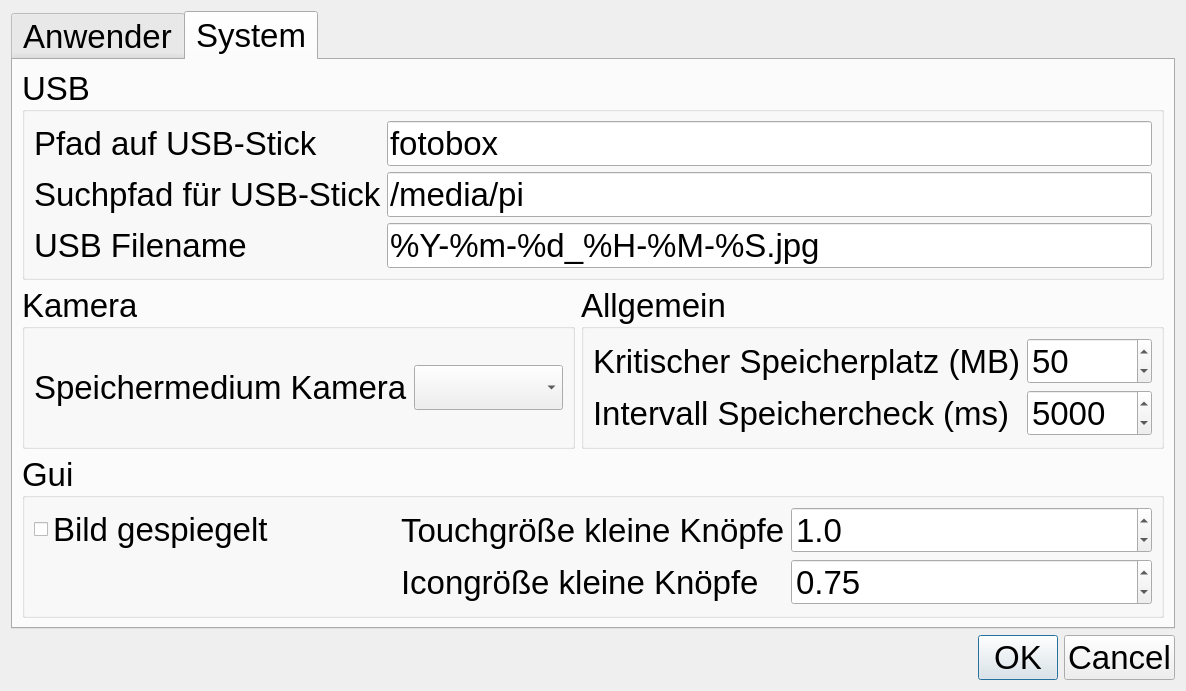
cybrix-dev/fotobox, file config_gui.ui: the form before one commit.
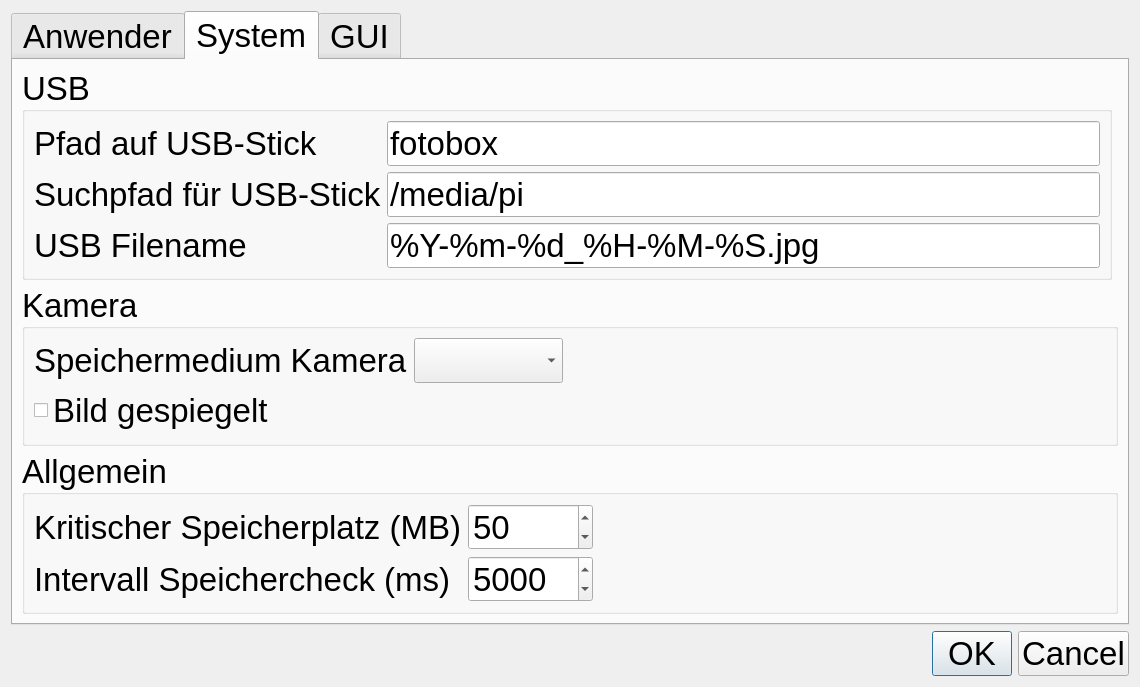
The form after the commit. The open tabs and pages were chosen to show the change.

Commit message: added loading from/writing to GUI

```diff
--- a/config_gui.ui
+++ b/config_gui.ui
@@ -6,7 +6,7 @@
    <rect>
     <x>0</x>
     <y>0</y>
-    <width>1134</width>
+    <width>1140</width>
     <height>682</height>
    </rect>
   </property>
@@ -172,7 +172,63 @@
        <string>System</string>
       </attribute>
       <layout class="QGridLayout" name="gridLayout_3">
-       <item row="2" column="0">
+       <item row="3" column="0" colspan="2">
+        <widget class="QGroupBox" name="groupBox_3">
+         <property name="title">
+          <string>Allgemein</string>
+         </property>
+         <layout class="QGridLayout" name="gridLayout_6">
+          <item row="0" column="0">
+           <widget class="QLabel" name="label_3">
+            <property name="text">
+             <string>Kritischer Speicherplatz (MB)</string>
+            </property>
+           </widget>
+          </item>
+          <item row="0" column="1">
+           <widget class="QSpinBox" name="spinCriticalMemory">
+            <property name="maximum">
+             <number>1000</number>
+            </property>
+            <property name="value">
+             <number>50</number>
+            </property>
+           </widget>
+          </item>
+          <item row="1" column="0">
+           <widget class="QLabel" name="label_4">
+            <property name="text">
+             <string>Intervall Speichercheck (ms)</string>
+            </property>
+           </widget>
+          </item>
+          <item row="1" column="1">
+           <widget class="QSpinBox" name="spinBistInterval">
+            <property name="maximum">
+             <number>30000</number>
+            </property>
+            <property name="value">
+             <number>5000</number>
+            </property>
+           </widget>
+          </item>
+          <item row="0" column="2">
+           <spacer name="horizontalSpacer_2">
+            <property name="orientation">
+             <enum>Qt::Horizontal</enum>
+            </property>
+            <property name="sizeHint" stdset="0">
+             <size>
+              <width>40</width>
+              <height>20</height>
+             </size>
+            </property>
+           </spacer>
+          </item>
+         </layout>
+        </widget>
+       </item>
+       <item row="2" column="0" colspan="2">
         <widget class="QGroupBox" name="groupBox_2">
          <property name="title">
           <string>Kamera</string>
@@ -188,10 +244,30 @@
           <item row="0" column="1">
            <widget class="QComboBox" name="comboCameraMemory"/>
           </item>
+          <item row="0" column="2">
+           <spacer name="horizontalSpacer_3">
+            <property name="orientation">
+             <enum>Qt::Horizontal</enum>
+            </property>
+            <property name="sizeHint" stdset="0">
+             <size>
+              <width>40</width>
+              <height>20</height>
+             </size>
+            </property>
+           </spacer>
+          </item>
+          <item row="1" column="0" colspan="2">
+           <widget class="QCheckBox" name="ckImageMirrored">
+            <property name="text">
+             <string>Bild gespiegelt</string>
+            </property>
+           </widget>
+          </item>
          </layout>
         </widget>
        </item>
-       <item row="1" column="0" colspan="2">
+       <item row="1" column="0">
         <widget class="QGroupBox" name="groupBox">
          <property name="title">
           <string>USB</string>
@@ -242,97 +318,71 @@
          </layout>
         </widget>
        </item>
-       <item row="2" column="1">
-        <widget class="QGroupBox" name="groupBox_3">
-         <property name="title">
-          <string>Allgemein</string>
+      </layout>
+     </widget>
+     <widget class="QWidget" name="gui">
+      <attribute name="title">
+       <string>GUI</string>
+      </attribute>
+      <layout class="QGridLayout" name="gridLayout_7">
+       <item row="1" column="0">
+        <widget class="QLabel" name="label_10">
+         <property name="text">
+          <string>Icongröße kleine Knöpfe</string>
          </property>
-         <layout class="QGridLayout" name="gridLayout_6">
-          <item row="1" column="1">
-           <widget class="QSpinBox" name="spinBistInterval">
-            <property name="maximum">
-             <number>30000</number>
-            </property>
-            <property name="value">
-             <number>5000</number>
-            </property>
-           </widget>
-          </item>
-          <item row="0" column="1">
-           <widget class="QSpinBox" name="spinCriticalMemory">
-            <property name="maximum">
-             <number>1000</number>
-            </property>
-            <property name="value">
-             <number>50</number>
-            </property>
-           </widget>
-          </item>
-          <item row="1" column="0">
-           <widget class="QLabel" name="label_4">
-            <property name="text">
-             <string>Intervall Speichercheck (ms)</string>
-            </property>
-           </widget>
-          </item>
-          <item row="0" column="0">
-           <widget class="QLabel" name="label_3">
-            <property name="text">
-             <string>Kritischer Speicherplatz (MB)</string>
-            </property>
-           </widget>
-          </item>
-         </layout>
         </widget>
        </item>
-       <item row="5" column="0" colspan="2">
-        <widget class="QGroupBox" name="groupBox_4">
-         <property name="title">
-          <string>Gui</string>
+       <item row="1" column="1">
+        <widget class="QDoubleSpinBox" name="spinKnobIcon">
+         <property name="value">
+          <double>0.750000000000000</double>
          </property>
-         <layout class="QGridLayout" name="gridLayout_7">
-          <item row="0" column="0">
-           <widget class="QCheckBox" name="ckImageMirrored">
-            <property name="text">
-             <string>Bild gespiegelt</string>
-            </property>
-           </widget>
-          </item>
-          <item row="0" column="2">
-           <widget class="QDoubleSpinBox" name="spinKnobResize">
-            <property name="decimals">
-             <number>1</number>
-            </property>
-            <property name="singleStep">
-             <double>0.100000000000000</double>
-            </property>
-            <property name="value">
-             <double>1.000000000000000</double>
-            </property>
-           </widget>
-          </item>
-          <item row="0" column="1">
-           <widget class="QLabel" name="label_9">
-            <property name="text">
-             <string>Touchgröße kleine Knöpfe</string>
-            </property>
-           </widget>
-          </item>
-          <item row="1" column="2">
-           <widget class="QDoubleSpinBox" name="spinKnobIcon">
-            <property name="value">
-             <double>0.750000000000000</double>
-            </property>
-           </widget>
-          </item>
-          <item row="1" column="1">
-           <widget class="QLabel" name="label_10">
-            <property name="text">
-             <string>Icongröße kleine Knöpfe</string>
-            </property>
-           </widget>
-          </item>
-         </layout>
+        </widget>
+       </item>
+       <item row="0" column="2">
+        <spacer name="horizontalSpacer">
+         <property name="orientation">
+          <enum>Qt::Horizontal</enum>
+         </property>
+         <property name="sizeHint" stdset="0">
+          <size>
+           <width>40</width>
+           <height>20</height>
+          </size>
+         </property>
+        </spacer>
+       </item>
+       <item row="0" column="0">
+        <widget class="QLabel" name="label_9">
+         <property name="text">
+          <string>Touchgröße kleine Knöpfe</string>
+         </property>
+        </widget>
+       </item>
+       <item row="2" column="0">
+        <spacer name="verticalSpacer_2">
+         <property name="orientation">
+          <enum>Qt::Vertical</enum>
+         </property>
+         <property name="sizeHint" stdset="0">
+          <size>
+           <width>20</width>
+           <height>432</height>
+          </size>
+         </property>
+        </spacer>
+       </item>
+       <item row="0" column="1">
+        <widget class="QDoubleSpinBox" name="spinKnobResize">
+         <property name="decimals">
+          <number>1</number>
+         </property>
+         <property name="singleStep">
+          <double>0.100000000000000</double>
+         </property>
+         <property name="value">
+          <double>1.000000000000000</double>
+         </property>
         </widget>
        </item>
       </layout>
```
The commit also changes 2 other files.
